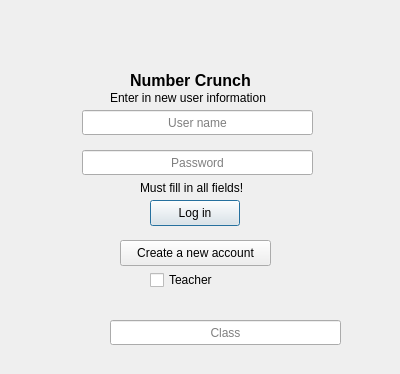
This is login.ui in adsorensen/CountUp as Qt 5 draws it before an edit. The edited form follows.
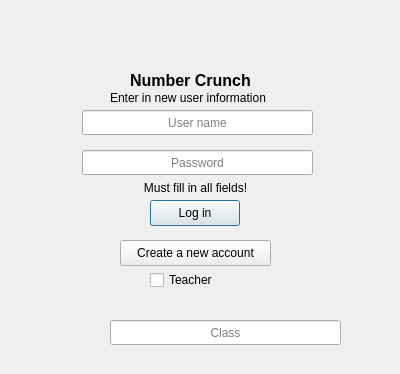
This is the edited form.

```diff
--- a/login.ui
+++ b/login.ui
@@ -109,15 +109,18 @@
   <widget class="QLabel" name="warning">
    <property name="geometry">
     <rect>
-     <x>140</x>
+     <x>80</x>
      <y>180</y>
-     <width>131</width>
+     <width>231</width>
      <height>16</height>
     </rect>
    </property>
    <property name="text">
     <string>Must fill in all fields!</string>
    </property>
+   <property name="alignment">
+    <set>Qt::AlignCenter</set>
+   </property>
   </widget>
   <widget class="QLabel" name="newUser">
    <property name="geometry">
```
